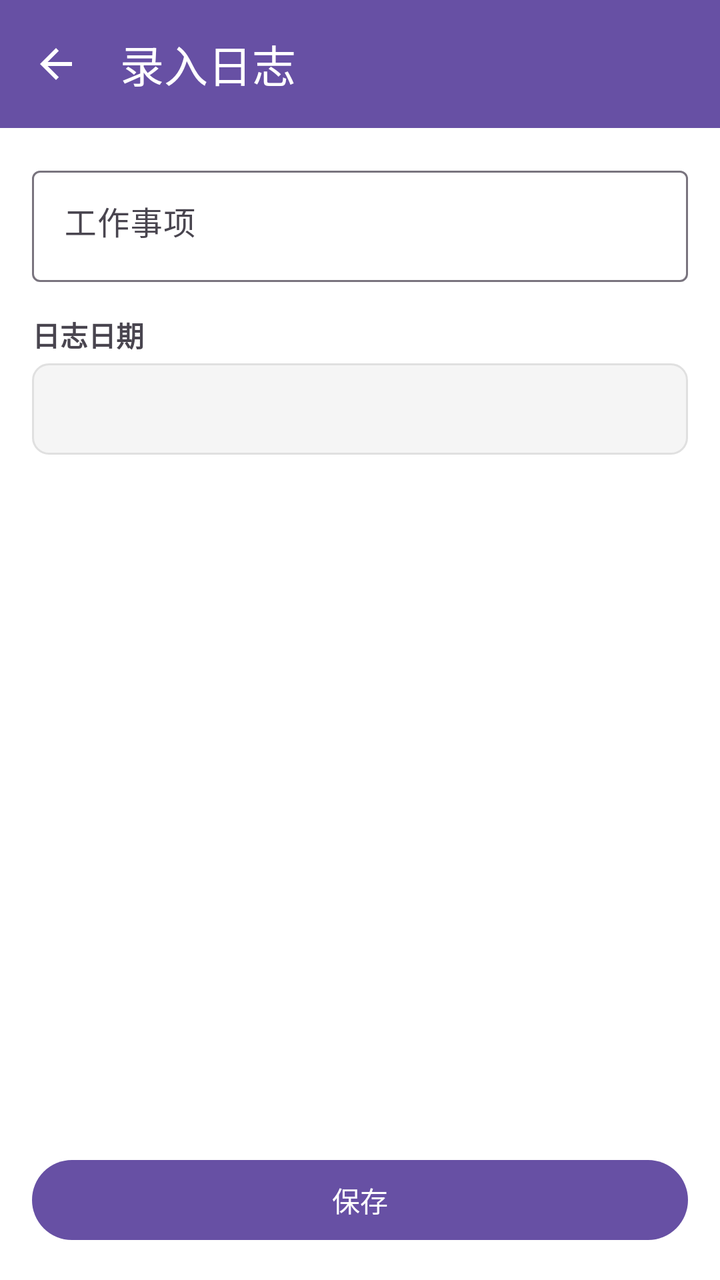
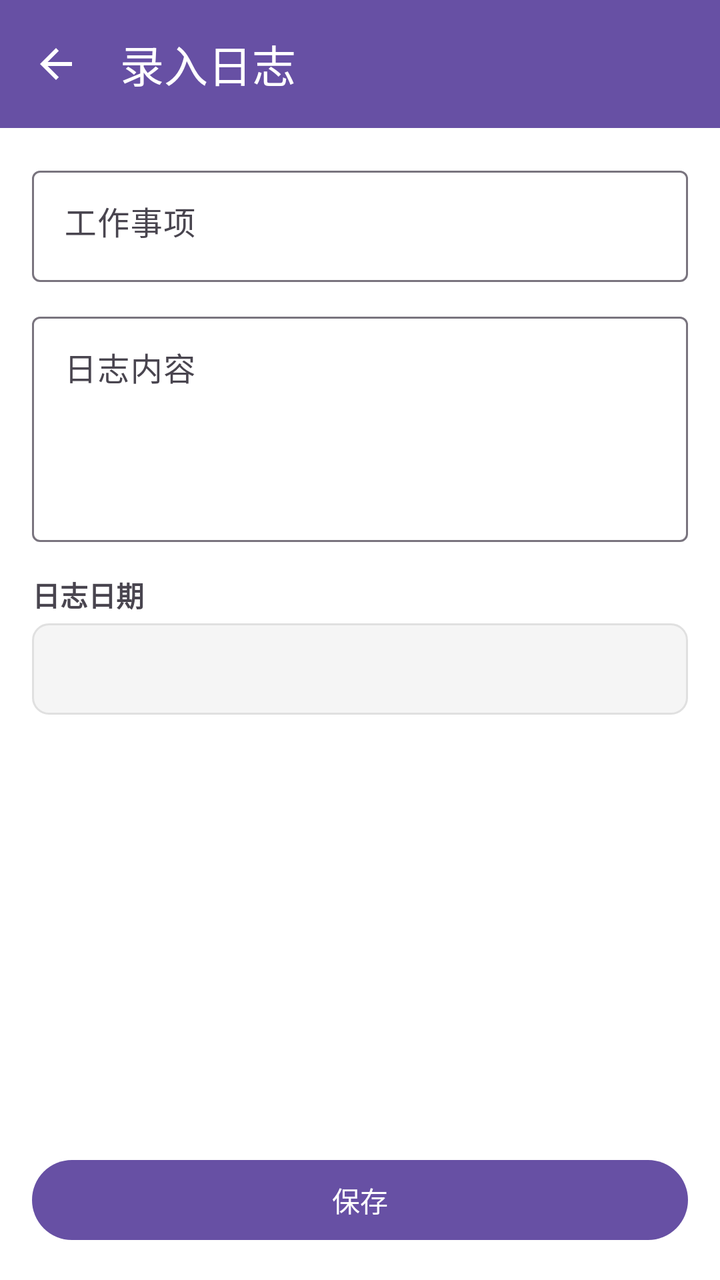

Screens rendered from an Android XML layout before and after an edit, with the pre-edit source and the edit as a unified diff.
<!-- AndroidManifest.xml: application theme Theme.Project_Pandora -->
<!-- res/layout/activity_log_create.xml -->
<?xml version="1.0" encoding="utf-8"?>
<layout xmlns:android="http://schemas.android.com/apk/res/android"
    xmlns:app="http://schemas.android.com/apk/res-auto">

    <data>

    </data>

    <androidx.constraintlayout.widget.ConstraintLayout
        android:layout_width="match_parent"
        android:layout_height="match_parent"
        android:fitsSystemWindows="true"
        android:background="@android:color/white">

        <com.google.android.material.appbar.MaterialToolbar
            android:id="@+id/toolbar"
            android:layout_width="match_parent"
            android:layout_height="wrap_content"
            android:background="?attr/colorPrimary"
            app:title="录入日志"
            app:titleTextColor="@android:color/white"
            app:navigationIcon="@drawable/ic_back"
            app:layout_constraintTop_toTopOf="parent" />

        <TextView
            android:id="@+id/textAutoSaveStatus"
            android:layout_width="match_parent"
            android:layout_height="wrap_content"
            android:padding="4dp"
            android:textAlignment="center"
            android:textSize="12sp"
            android:textColor="#888888"
            android:visibility="gone"
            app:layout_constraintTop_toBottomOf="@id/toolbar" />

        <ScrollView
            android:layout_width="match_parent"
            android:layout_height="0dp"
            app:layout_constraintTop_toBottomOf="@id/textAutoSaveStatus"
            app:layout_constraintBottom_toTopOf="@id/btnSave">

            <LinearLayout
                android:layout_width="match_parent"
                android:layout_height="wrap_content"
                android:orientation="vertical"
                android:padding="16dp">


                <com.google.android.material.textfield.TextInputLayout
                    android:layout_width="match_parent"
                    android:layout_height="wrap_content"
                    android:hint="工作事项">

                    <com.google.android.material.textfield.TextInputEditText
                        android:id="@+id/editWorkItem"
                        android:layout_width="match_parent"
                        android:layout_height="wrap_content"
                        android:inputType="textMultiLine"
                        android:maxLines="5"
                        android:gravity="start|top" />

                </com.google.android.material.textfield.TextInputLayout>



                <TextView
                    android:layout_width="wrap_content"
                    android:layout_height="wrap_content"
                    android:layout_marginTop="16dp"
                    android:text="日志日期"
                    android:textStyle="bold" />

                <TextView
                    android:id="@+id/textLogDate"
                    android:layout_width="match_parent"
                    android:layout_height="wrap_content"
                    android:layout_marginTop="4dp"
                    android:padding="12dp"
                    android:background="@drawable/bg_date_picker"
                    android:textSize="16sp" />

            </LinearLayout>

        </ScrollView>

        <com.google.android.material.button.MaterialButton
            android:id="@+id/btnSave"
            android:layout_width="match_parent"
            android:layout_height="wrap_content"
            android:layout_margin="16dp"
            android:text="保存"
            app:layout_constraintBottom_toBottomOf="parent" />

    </androidx.constraintlayout.widget.ConstraintLayout>
</layout>
<!-- resources referenced by this layout -->
<resources>
  <!-- drawable bg_date_picker (drawable) -->
  <?xml version="1.0" encoding="utf-8"?>
  <shape xmlns:android="http://schemas.android.com/apk/res/android"
      android:shape="rectangle">
      <solid android:color="#F5F5F5" />
      <corners android:radius="8dp" />
      <stroke android:width="1dp" android:color="#E0E0E0" />
  </shape>
  <!-- drawable ic_back (drawable) -->
  <vector xmlns:android="http://schemas.android.com/apk/res/android"
      android:width="24dp"
      android:height="24dp"
      android:viewportWidth="24"
      android:viewportHeight="24"
      android:tint="?attr/colorOnPrimary">
      <path
          android:fillColor="@android:color/white"
          android:pathData="M20,11H7.83l5.59,-5.59L12,4l-8,8 8,8 1.41,-1.41L7.83,13H20v-2z" />
  </vector>
  <style name="Theme.Project_Pandora" parent="Base.Theme.Project_Pandora" />
  <style name="Base.Theme.Project_Pandora" parent="Theme.Material3.DayNight.NoActionBar">
          
          
      </style>
</resources>

<!-- the commit's change to res/layout/activity_log_create.xml (unified diff, before → after) -->
@@ -62,6 +62,23 @@
                 </com.google.android.material.textfield.TextInputLayout>
 
 
+                <com.google.android.material.textfield.TextInputLayout
+                    android:layout_width="match_parent"
+                    android:layout_height="wrap_content"
+                    android:layout_marginTop="12dp"
+                    android:hint="日志内容">
+
+                    <com.google.android.material.textfield.TextInputEditText
+                        android:id="@+id/editWorkContent"
+                        android:layout_width="match_parent"
+                        android:layout_height="wrap_content"
+                        android:inputType="textMultiLine"
+                        android:minLines="4"
+                        android:maxLines="8"
+                        android:gravity="start|top" />
+
+                </com.google.android.material.textfield.TextInputLayout>
+
 
                 <TextView
                     android:layout_width="wrap_content"
